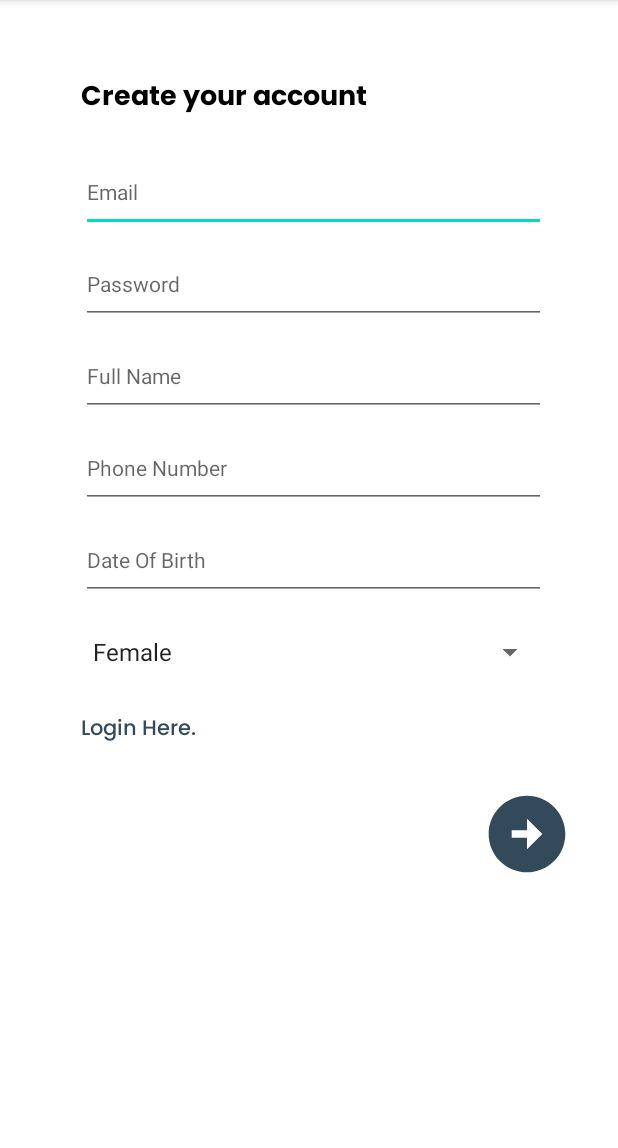
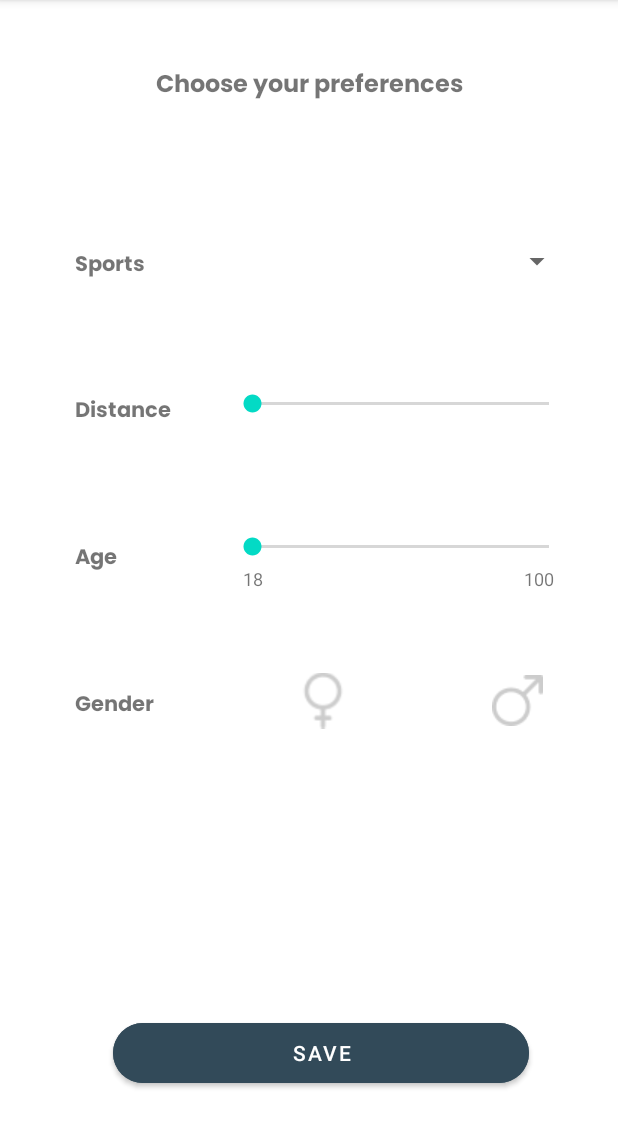
Before and after one commit to jmaydwell1/SpotMe, an Android app: the screen it shows after launch (SignUp before the commit, Preference after it), after a tap on "Sign Up Here", on a phone screen of 412 x 824 dp, the part 84-1232 px from its top. Run offline under Robolectric (Android 15) with nearby library versions, the phone set to English and light mode, and no system bars; our stand-ins replace Firebase (no records; nobody signed in at launch, a user with empty details on screens opened directly).

Commit message:
Draft UI for preference and toggle gender

```diff
--- a/app/src/main/AndroidManifest.xml
+++ b/app/src/main/AndroidManifest.xml
@@ -21,6 +21,7 @@
         </activity>
         <activity android:name=".SignUp"/>
         <activity android:name=".ResetPW"/>
+        <activity android:name=".Preference"/>
      </application>
 
 </manifest>
--- a/app/src/main/java/edu/neu/madcourse/spotme/MainActivity.java
+++ b/app/src/main/java/edu/neu/madcourse/spotme/MainActivity.java
@@ -74,7 +74,7 @@ public class MainActivity extends AppCompatActivity {
         signUpTv.setOnClickListener(new View.OnClickListener() {
             @Override
             public void onClick(View view) {
-                Intent myIntent = new Intent(MainActivity.this, SignUp.class);
+                Intent myIntent = new Intent(MainActivity.this, Preference.class);
                 MainActivity.this.startActivity(myIntent);
             }
         });
--- /dev/null
+++ b/app/src/main/java/edu/neu/madcourse/spotme/Preference.java
@@ -0,0 +1,49 @@
+package edu.neu.madcourse.spotme;
+
+import android.os.Bundle;
+import android.view.View;
+import android.widget.ImageView;
+
+import androidx.appcompat.app.AppCompatActivity;
+
+
+public class Preference extends AppCompatActivity {
+    private ImageView femaleIcon;
+    private boolean isFemaleSelected;
+    private ImageView maleIcon;
+    private boolean isMaleSelected;
+
+    protected void onCreate(Bundle savedInstanceState) {
+        super.onCreate(savedInstanceState);
+        setContentView(R.layout.preferences);
+
+        femaleIcon = findViewById(R.id.femaleIcon);
+        maleIcon = findViewById(R.id.maleIcon);
+
+        // Toggle gender icon when selected
+        femaleIcon.setOnClickListener(new View.OnClickListener() {
+            @Override
+            public void onClick(View view) {
+                if (!isFemaleSelected) {
+                    femaleIcon.setImageResource(R.drawable.female_selected);
+                } else {
+                    femaleIcon.setImageResource(R.drawable.female);
+                }
+                isFemaleSelected = !isFemaleSelected;
+            }
+        });
+
+        maleIcon.setOnClickListener(new View.OnClickListener() {
+            @Override
+            public void onClick(View view) {
+                if (!isMaleSelected) {
+                    maleIcon.setImageResource(R.drawable.male_selected);
+                } else {
+                    maleIcon.setImageResource(R.drawable.male);
+                }
+                isMaleSelected = !isMaleSelected;
+            }
+        });
+
+    }
+}
--- /dev/null
+++ b/app/src/main/res/layout/preferences.xml
@@ -0,0 +1,182 @@
+<?xml version="1.0" encoding="utf-8"?>
+<androidx.constraintlayout.widget.ConstraintLayout xmlns:android="http://schemas.android.com/apk/res/android"
+    xmlns:app="http://schemas.android.com/apk/res-auto"
+    xmlns:tools="http://schemas.android.com/tools"
+    android:layout_width="match_parent"
+    android:layout_height="match_parent">
+
+    <TextView
+        android:id="@+id/maxAge"
+        android:layout_width="wrap_content"
+        android:layout_height="wrap_content"
+        android:text="@string/_100"
+        app:layout_constraintBottom_toTopOf="@id/maleIcon"
+        app:layout_constraintEnd_toEndOf="@id/ageBar"
+        app:layout_constraintHorizontal_bias="0.933"
+        app:layout_constraintStart_toEndOf="@id/minAge"
+        app:layout_constraintTop_toBottomOf="@id/ageBar"
+        app:layout_constraintVertical_bias="0.0"
+        android:textSize="12sp"/>
+
+    <ImageView
+        android:id="@+id/maleIcon"
+        android:layout_width="wrap_content"
+        android:layout_height="wrap_content"
+        android:layout_marginTop="30dp"
+        android:layout_marginEnd="50dp"
+        android:layout_marginBottom="150dp"
+        android:contentDescription="@string/todo"
+        app:layout_constraintBottom_toTopOf="@id/savePrefBtn"
+        app:layout_constraintEnd_toEndOf="parent"
+        app:layout_constraintStart_toEndOf="@id/femaleIcon"
+        app:layout_constraintTop_toBottomOf="@id/ageBar"
+        app:srcCompat="@drawable/male" />
+
+    <ImageView
+        android:id="@+id/femaleIcon"
+        android:layout_width="37dp"
+        android:layout_height="38dp"
+        android:layout_marginTop="30dp"
+        android:layout_marginBottom="150dp"
+        android:contentDescription="@string/todo"
+        app:layout_constraintBottom_toTopOf="@id/savePrefBtn"
+        app:layout_constraintEnd_toStartOf="@id/maleIcon"
+        app:layout_constraintStart_toEndOf="@id/genderTitle"
+        app:layout_constraintTop_toBottomOf="@id/ageBar"
+        app:srcCompat="@drawable/female"
+        tools:ignore="ImageContrastCheck" />
+
+    <SeekBar
+        android:id="@+id/distanceBar"
+        android:layout_width="230dp"
+        android:layout_height="25dp"
+        android:layout_marginTop="30dp"
+        android:layout_marginEnd="30dp"
+        app:layout_constraintBottom_toTopOf="@id/ageBar"
+        app:layout_constraintEnd_toEndOf="parent"
+        app:layout_constraintStart_toEndOf="@id/distanceTitle"
+        app:layout_constraintTop_toBottomOf="@id/sportSpinner" />
+
+    <SeekBar
+        android:id="@+id/ageBar"
+        android:layout_width="230dp"
+        android:layout_height="25dp"
+        android:layout_marginTop="30dp"
+        android:layout_marginEnd="30dp"
+        app:layout_constraintBottom_toTopOf="@id/femaleIcon"
+        app:layout_constraintEnd_toEndOf="parent"
+        app:layout_constraintStart_toEndOf="@id/ageTitle"
+        app:layout_constraintTop_toBottomOf="@id/distanceBar" />
+
+    <Spinner
+        android:id="@+id/sportSpinner"
+        android:layout_width="220dp"
+        android:layout_height="25dp"
+        android:layout_marginTop="50dp"
+        android:layout_marginEnd="30dp"
+        app:layout_constraintBottom_toTopOf="@id/distanceBar"
+        app:layout_constraintEnd_toEndOf="parent"
+        app:layout_constraintStart_toEndOf="@id/sportTitle"
+        app:layout_constraintTop_toBottomOf="@id/preferenceTitle" />
+
+    <TextView
+        android:id="@+id/distanceTitle"
+        android:layout_width="wrap_content"
+        android:layout_height="wrap_content"
+        android:layout_marginStart="50dp"
+        android:layout_marginTop="30dp"
+        android:fontFamily="@font/poppins_bold"
+        android:text="@string/distance"
+        android:textSize="14sp"
+        app:layout_constraintBottom_toTopOf="@id/ageTitle"
+        app:layout_constraintEnd_toStartOf="@id/distanceBar"
+        app:layout_constraintHorizontal_chainStyle="spread_inside"
+        app:layout_constraintStart_toStartOf="parent"
+        app:layout_constraintTop_toBottomOf="@id/sportTitle" />
+
+    <TextView
+        android:id="@+id/genderTitle"
+        android:layout_width="wrap_content"
+        android:layout_height="wrap_content"
+        android:layout_marginStart="50dp"
+        android:layout_marginTop="30dp"
+        android:layout_marginBottom="150dp"
+        android:fontFamily="@font/poppins_bold"
+        android:text="@string/gender"
+        app:layout_constraintBottom_toTopOf="@id/savePrefBtn"
+        app:layout_constraintEnd_toStartOf="@id/femaleIcon"
+        app:layout_constraintHorizontal_chainStyle="spread_inside"
+        app:layout_constraintStart_toStartOf="parent"
+        app:layout_constraintTop_toBottomOf="@id/ageTitle"
+        app:layout_constraintVertical_bias="0.466" />
+
+    <TextView
+        android:id="@+id/preferenceTitle"
+        android:layout_width="wrap_content"
+        android:layout_height="wrap_content"
+        android:fontFamily="@font/poppins_bold"
+        android:text="@string/choose_your_preferences"
+        android:textSize="16sp"
+        app:layout_constraintStart_toStartOf="parent"
+        app:layout_constraintEnd_toEndOf="parent"
+        app:layout_constraintTop_toTopOf="parent"
+        app:layout_constraintBottom_toTopOf="@id/sportTitle"
+        tools:layout_editor_absoluteX="97dp"
+        tools:layout_editor_absoluteY="69dp" />
+
+    <TextView
+        android:id="@+id/sportTitle"
+        android:layout_width="wrap_content"
+        android:layout_height="wrap_content"
+        android:layout_marginStart="50dp"
+        android:layout_marginTop="50dp"
+        android:fontFamily="@font/poppins_bold"
+        android:text="@string/sport"
+        android:textSize="14sp"
+        app:layout_constraintBottom_toTopOf="@id/distanceTitle"
+        app:layout_constraintEnd_toStartOf="@id/sportSpinner"
+        app:layout_constraintHorizontal_chainStyle="spread_inside"
+        app:layout_constraintStart_toStartOf="parent"
+        app:layout_constraintTop_toBottomOf="@id/preferenceTitle" />
+
+    <TextView
+        android:id="@+id/ageTitle"
+        android:layout_width="wrap_content"
+        android:layout_height="wrap_content"
+        android:layout_marginStart="50dp"
+        android:layout_marginTop="30dp"
+        android:fontFamily="@font/poppins_bold"
+        android:text="@string/age"
+        app:layout_constraintBottom_toTopOf="@id/genderTitle"
+        app:layout_constraintEnd_toStartOf="@id/ageBar"
+        app:layout_constraintHorizontal_chainStyle="spread_inside"
+        app:layout_constraintStart_toStartOf="parent"
+        app:layout_constraintTop_toBottomOf="@id/distanceTitle" />
+
+    <Button
+        android:id="@+id/savePrefBtn"
+        android:layout_width="277dp"
+        android:layout_height="52dp"
+        android:backgroundTint="#324A59"
+        android:text="@string/save"
+        app:cornerRadius="20dp"
+        app:layout_constraintBottom_toBottomOf="parent"
+        app:layout_constraintEnd_toEndOf="parent"
+        app:layout_constraintHorizontal_bias="0.559"
+        app:layout_constraintStart_toStartOf="parent"
+        app:layout_constraintTop_toBottomOf="@id/femaleIcon" />
+
+    <TextView
+        android:id="@+id/minAge"
+        android:layout_width="wrap_content"
+        android:layout_height="wrap_content"
+        android:text="@string/_18"
+        app:layout_constraintBottom_toTopOf="@id/femaleIcon"
+        app:layout_constraintEnd_toEndOf="@id/ageBar"
+        app:layout_constraintHorizontal_bias="0.046"
+        app:layout_constraintStart_toStartOf="@id/ageBar"
+        app:layout_constraintTop_toBottomOf="@id/ageBar"
+        app:layout_constraintVertical_bias="0.0"
+        android:textSize="12sp"/>
+
+</androidx.constraintlayout.widget.ConstraintLayout>
--- a/app/src/main/res/values/strings.xml
+++ b/app/src/main/res/values/strings.xml
@@ -17,5 +17,13 @@
     <string name="dob">Date Of Birth</string>
     <string name="gender">Gender</string>
     <string name="next_button">next button</string>
+    <string name="choose_your_preferences">Choose your preferences</string>
+    <string name="sport">Sports</string>
+    <string name="age">Age</string>
+    <string name="distance">Distance</string>
+    <string name="todo">TODO</string>
+    <string name="save">SAVE</string>
+    <string name="_18">18</string>
+    <string name="_100">100</string>
 
 </resources>
```
Also changed, not shown: app/src/main/female-playstore.png (added), app/src/main/res/drawable-v24/female.png (added), app/src/main/res/drawable-v24/female_selected.png (added), app/src/main/res/drawable-v24/male.png (added), app/src/main/res/drawable-v24/male_selected.png (added).
